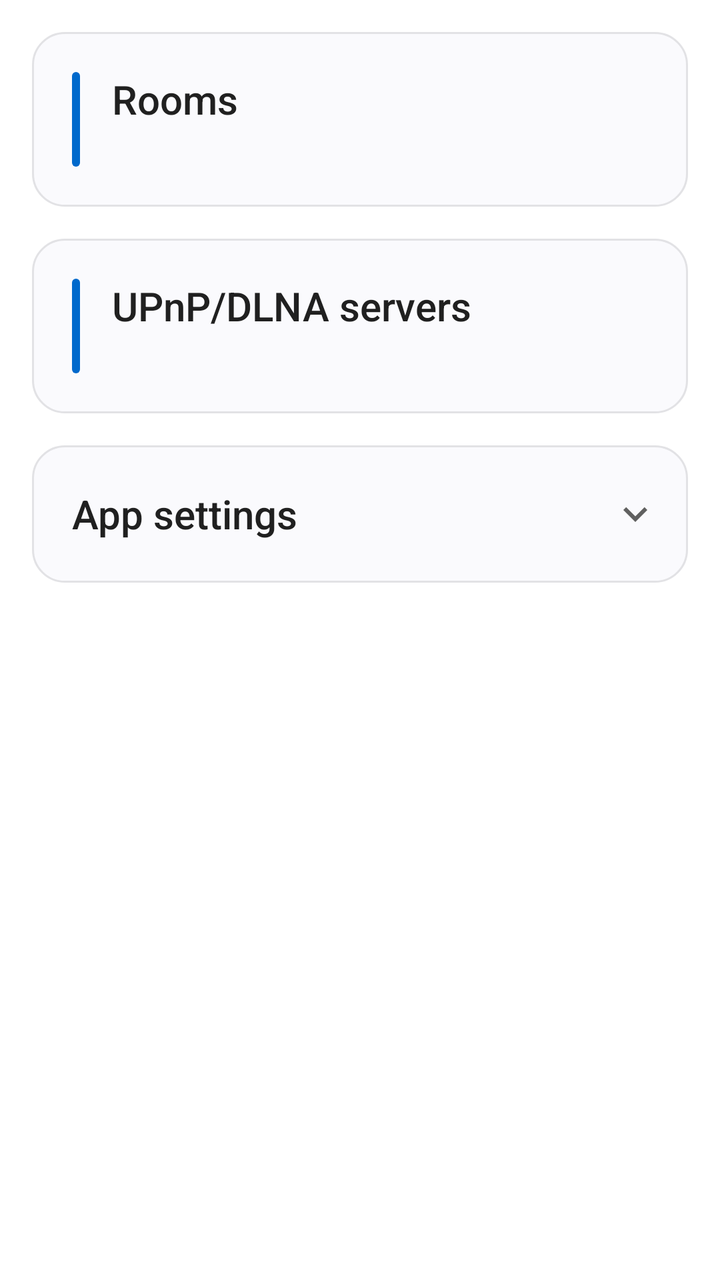
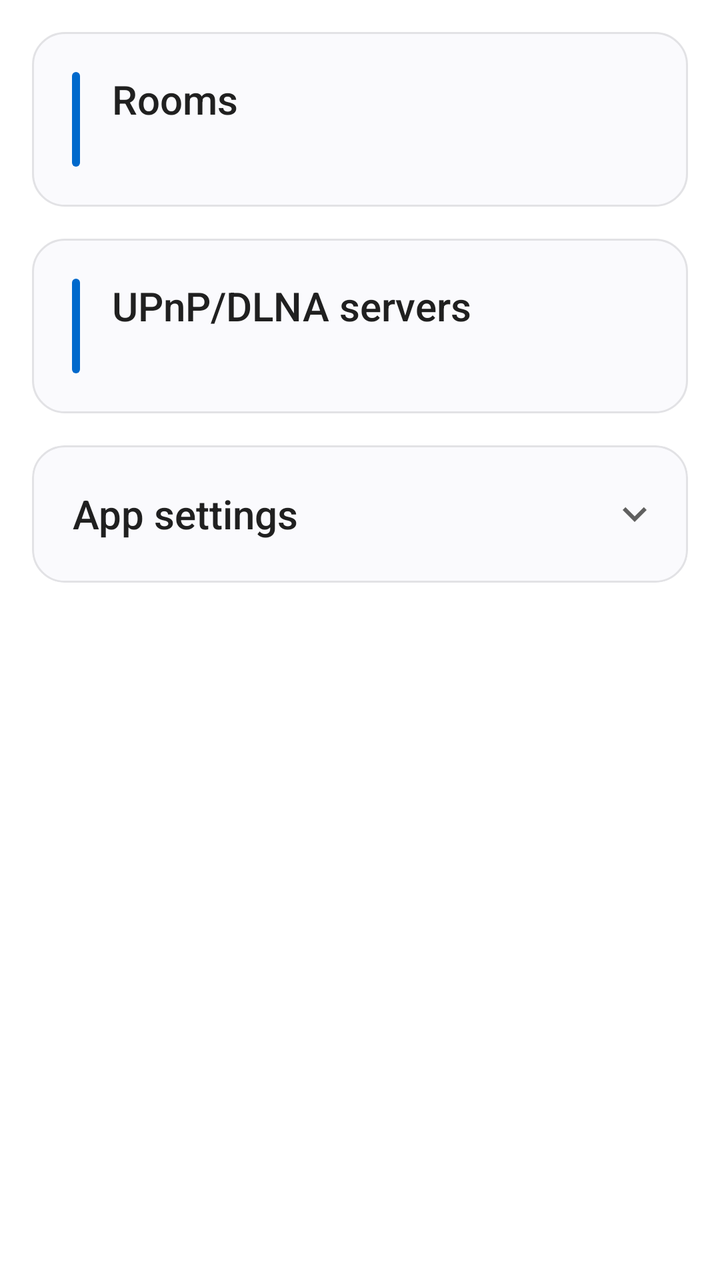

Before-and-after screenshots of an Android layout around one commit, followed by the original layout XML and the change that was made.
<!-- AndroidManifest.xml: application theme Theme.UpnpCast -->
<!-- res/layout/activity_main.xml -->
<?xml version="1.0" encoding="utf-8"?>
<LinearLayout xmlns:android="http://schemas.android.com/apk/res/android"
    android:layout_width="match_parent"
    android:layout_height="match_parent"
    android:fitsSystemWindows="true"
    android:orientation="vertical">

    <ScrollView
        android:layout_width="match_parent"
        android:layout_height="0dp"
        android:layout_weight="1"
        android:fillViewport="true">

    <LinearLayout
        android:layout_width="match_parent"
        android:layout_height="wrap_content"
        android:orientation="vertical"
        android:padding="16dp">

        
        <LinearLayout style="@style/Card">

            <LinearLayout
                android:layout_width="match_parent"
                android:layout_height="wrap_content"
                android:layout_marginEnd="-20dp"
                android:gravity="center_vertical"
                android:orientation="horizontal">

                <View
                    android:layout_width="4dp"
                    android:layout_height="match_parent"
                    android:background="@drawable/bar" />

                <LinearLayout
                    android:layout_width="0dp"
                    android:layout_height="wrap_content"
                    android:layout_marginStart="16dp"
                    android:layout_weight="1"
                    android:orientation="vertical">

                    <TextView
                        style="@style/Title"
                        android:text="@string/rooms" />

                    <TextView
                        android:id="@+id/rooms_summary"
                        style="@style/Summary" />
                </LinearLayout>

                
                <ImageView
                    android:id="@+id/room_settings"
                    android:layout_width="40dp"
                    android:layout_height="40dp"
                    android:layout_marginEnd="9dp"
                    android:background="?android:attr/selectableItemBackgroundBorderless"
                    android:contentDescription="@string/room_settings"
                    android:padding="8dp"
                    android:src="@drawable/ic_tune"
                    android:visibility="gone" />
            </LinearLayout>

            
            <LinearLayout
                android:id="@+id/rooms"
                android:layout_width="match_parent"
                android:layout_height="wrap_content"
                android:layout_marginTop="8dp"
                android:orientation="vertical"
                android:visibility="gone" />

            <TextView
                android:id="@+id/allow"
                style="@style/Button"
                android:layout_marginTop="20dp"
                android:text="@string/allow_lan"
                android:visibility="gone" />
        </LinearLayout>

        
        <LinearLayout
            android:id="@+id/favorites_card"
            style="@style/Card"
            android:layout_marginTop="16dp"
            android:visibility="gone">

            
            <LinearLayout
                android:id="@+id/favorites_header"
                android:layout_width="match_parent"
                android:layout_height="wrap_content"
                android:layout_marginTop="-10dp"
                android:layout_marginBottom="-10dp"
                android:background="?android:attr/selectableItemBackground"
                android:gravity="center_vertical"
                android:minHeight="48dp"
                android:orientation="horizontal">

                <TextView
                    style="@style/Title"
                    android:layout_width="0dp"
                    android:layout_weight="1"
                    android:text="@string/favorites" />

                
                <ImageView
                    android:layout_width="24dp"
                    android:layout_height="24dp"
                    android:layout_marginEnd="-8dp"
                    android:importantForAccessibility="no"
                    android:src="@drawable/ic_chevron" />
            </LinearLayout>
        </LinearLayout>

        
        <LinearLayout
            style="@style/Card"
            android:layout_marginTop="16dp">

            <LinearLayout
                android:layout_width="match_parent"
                android:layout_height="wrap_content"
                android:orientation="horizontal">

                <View
                    android:layout_width="4dp"
                    android:layout_height="match_parent"
                    android:background="@drawable/bar" />

                <LinearLayout
                    android:layout_width="match_parent"
                    android:layout_height="wrap_content"
                    android:layout_marginStart="16dp"
                    android:orientation="vertical">

                    <TextView
                        style="@style/Title"
                        android:text="@string/servers" />

                    <TextView
                        android:id="@+id/servers_summary"
                        style="@style/Summary" />
                </LinearLayout>
            </LinearLayout>

            <LinearLayout
                android:id="@+id/servers"
                android:layout_width="match_parent"
                android:layout_height="wrap_content"
                android:layout_marginTop="8dp"
                android:orientation="vertical"
                android:visibility="gone" />
        </LinearLayout>

        
        <LinearLayout
            style="@style/Card"
            android:layout_marginTop="16dp"
            android:animateLayoutChanges="true"
            android:clipToPadding="false">

            
            
            <LinearLayout
                android:id="@+id/settings_header"
                android:layout_width="match_parent"
                android:layout_height="wrap_content"
                android:layout_marginTop="-10dp"
                android:layout_marginBottom="-10dp"
                android:background="?android:attr/selectableItemBackground"
                android:gravity="center_vertical"
                android:minHeight="48dp"
                android:orientation="horizontal">

                <TextView
                    style="@style/Title"
                    android:layout_width="0dp"
                    android:layout_weight="1"
                    android:text="@string/app_settings" />

                
                <ImageView
                    android:id="@+id/settings_chevron"
                    android:layout_width="24dp"
                    android:layout_height="24dp"
                    android:layout_marginEnd="-6dp"
                    android:importantForAccessibility="no"
                    android:src="@drawable/ic_expand" />
            </LinearLayout>

            <LinearLayout
                android:id="@+id/settings_body"
                android:layout_width="match_parent"
                android:layout_height="wrap_content"
                android:orientation="vertical"
                android:visibility="gone">

                
                <TextView
                    style="@style/Label"
                    android:layout_marginTop="20dp"
                    android:text="@string/volume_step" />

                
                <LinearLayout
                    android:layout_width="match_parent"
                    android:layout_height="wrap_content"
                    android:layout_marginTop="-1dp"
                    android:layout_marginBottom="-11dp"
                    android:gravity="center_vertical"
                    android:orientation="horizontal">

                    <ImageView
                        android:layout_width="40dp"
                        android:layout_height="40dp"
                        android:layout_marginStart="-11dp"
                        android:importantForAccessibility="no"
                        android:padding="8dp"
                        android:src="@drawable/ic_volume" />

                    
                    <SeekBar
                        android:id="@+id/step"
                        android:layout_width="0dp"
                        android:layout_height="wrap_content"
                        android:layout_weight="1"
                        android:contentDescription="@string/volume_step"
                        android:max="9"
                        android:progressBackgroundTint="@color/text2"
                        android:progressTint="@color/accent"
                        android:thumbTint="@color/accent" />

                    <TextView
                        android:id="@+id/step_value"
                        android:layout_width="48dp"
                        android:layout_height="wrap_content"
                        android:gravity="center"
                        android:textColor="@color/text2"
                        android:textSize="15sp" />
                </LinearLayout>

                <Switch
                    android:id="@+id/group"
                    style="@style/Toggle"
                    android:text="@string/group_rooms" />

                <TextView
                    style="@style/Label"
                    android:layout_marginTop="20dp"
                    android:text="@string/quick_skip" />

                
                <LinearLayout
                    android:layout_width="match_parent"
                    android:layout_height="wrap_content"
                    android:layout_marginTop="-1dp"
                    android:layout_marginBottom="-11dp"
                    android:gravity="center_vertical"
                    android:orientation="horizontal">

                    <ImageView
                        android:layout_width="40dp"
                        android:layout_height="40dp"
                        android:layout_marginStart="-12dp"
                        android:importantForAccessibility="no"
                        android:padding="8dp"
                        android:src="@drawable/ic_skip_forward"
                        android:tint="@color/text2" />

                    
                    <SeekBar
                        android:id="@+id/skip"
                        android:layout_width="0dp"
                        android:layout_height="wrap_content"
                        android:layout_weight="1"
                        android:contentDescription="@string/quick_skip"
                        android:max="12"
                        android:progressBackgroundTint="@color/text2"
                        android:progressTint="@color/accent"
                        android:thumbTint="@color/accent" />

                    <TextView
                        android:id="@+id/skip_value"
                        android:layout_width="48dp"
                        android:layout_height="wrap_content"
                        android:gravity="center"
                        android:textColor="@color/text2"
                        android:textSize="15sp" />
                </LinearLayout>

                <TextView
                    style="@style/Label"
                    android:layout_marginTop="20dp"
                    android:text="@string/polling" />

                
                <LinearLayout
                    android:layout_width="match_parent"
                    android:layout_height="wrap_content"
                    android:layout_marginTop="-1dp"
                    android:layout_marginBottom="-11dp"
                    android:gravity="center_vertical"
                    android:orientation="horizontal">

                    <ImageView
                        android:layout_width="40dp"
                        android:layout_height="40dp"
                        android:layout_marginStart="-11dp"
                        android:importantForAccessibility="no"
                        android:padding="8dp"
                        android:src="@drawable/ic_timer" />

                    
                    <SeekBar
                        android:id="@+id/poll"
                        android:layout_width="0dp"
                        android:layout_height="wrap_content"
                        android:layout_weight="1"
                        android:contentDescription="@string/polling"
                        android:max="9"
                        android:progressBackgroundTint="@color/text2"
                        android:progressTint="@color/accent"
                        android:thumbTint="@color/accent" />

                    <TextView
                        android:id="@+id/poll_value"
                        android:layout_width="48dp"
                        android:layout_height="wrap_content"
                        android:gravity="center"
                        android:textColor="@color/text2"
                        android:textSize="15sp" />
                </LinearLayout>

                <TextView
                    style="@style/Label"
                    android:layout_marginTop="20dp"
                    android:text="@string/appearance" />

                <LinearLayout
                    android:layout_width="match_parent"
                    android:layout_height="wrap_content"
                    android:layout_marginTop="10dp"
                    android:orientation="horizontal">

                    <TextView
                        android:id="@+id/appearance_system"
                        style="@style/Segment"
                        android:text="@string/system_default" />

                    <TextView
                        android:id="@+id/appearance_light"
                        style="@style/Segment"
                        android:layout_marginHorizontal="8dp"
                        android:text="@string/light_mode" />

                    <TextView
                        android:id="@+id/appearance_dark"
                        style="@style/Segment"
                        android:text="@string/dark_mode" />
                </LinearLayout>
            </LinearLayout>
        </LinearLayout>

        
        <View
            android:layout_width="match_parent"
            android:layout_height="0dp"
            android:layout_weight="1" />

        <TextView
            android:id="@+id/copyright"
            android:layout_width="match_parent"
            android:layout_height="wrap_content"
            android:layout_marginTop="16dp"
            android:gravity="center_horizontal"
            android:textColor="@color/text2"
            android:textSize="15sp" />
    </LinearLayout>
    </ScrollView>

    <include layout="@layout/player" />
</LinearLayout>
<!-- res/layout/player.xml (included above) -->
<?xml version="1.0" encoding="utf-8"?>
<LinearLayout xmlns:android="http://schemas.android.com/apk/res/android"
    android:id="@+id/player"
    style="@style/Card"
    android:layout_marginHorizontal="16dp"
    android:layout_marginBottom="16dp"
    android:visibility="gone">

    <LinearLayout
        android:layout_width="match_parent"
        android:layout_height="wrap_content"
        android:gravity="center_vertical"
        android:orientation="horizontal">

        <ImageView
            android:id="@+id/player_art"
            android:layout_width="48dp"
            android:layout_height="48dp"
            android:background="@drawable/tile"
            android:clipToOutline="true"
            android:importantForAccessibility="no"
            android:scaleType="centerCrop" />

        <LinearLayout
            android:layout_width="0dp"
            android:layout_height="wrap_content"
            android:layout_marginHorizontal="16dp"
            android:layout_weight="1"
            android:orientation="vertical">

            
            <TextView
                android:id="@+id/player_title"
                android:layout_width="match_parent"
                android:layout_height="wrap_content"
                android:ellipsize="end"
                android:fadingEdgeLength="16dp"
                android:fontFamily="sans-serif-medium"
                android:maxLines="1"
                android:textColor="@color/text"
                android:textSize="17sp" />

            <TextView
                android:id="@+id/player_meta"
                android:layout_width="match_parent"
                android:layout_height="wrap_content"
                android:ellipsize="end"
                android:maxLines="1"
                android:textColor="@color/text2"
                android:textSize="14sp" />
        </LinearLayout>

        <ImageView
            android:id="@+id/player_toggle"
            android:layout_width="48dp"
            android:layout_height="48dp"
            android:background="@drawable/circle"
            android:clickable="true"
            android:contentDescription="@string/play"
            android:focusable="true"
            android:padding="12dp"
            android:src="@drawable/ic_play" />
    </LinearLayout>

    
    <LinearLayout
        android:layout_width="match_parent"
        android:layout_height="wrap_content"
        android:layout_marginTop="10dp"
        android:layout_marginBottom="-11dp"
        android:gravity="center_vertical"
        android:orientation="horizontal">

        <ImageView
            android:id="@+id/player_mute"
            android:layout_width="40dp"
            android:layout_height="40dp"
            android:layout_marginStart="-11dp"
            android:background="?android:attr/selectableItemBackgroundBorderless"
            android:contentDescription="@string/mute"
            android:padding="8dp"
            android:src="@drawable/ic_volume" />

        <SeekBar
            android:id="@+id/player_volume"
            android:layout_width="0dp"
            android:layout_height="wrap_content"
            android:layout_weight="1"
            android:contentDescription="@string/volume"
            android:max="100"
            android:progressBackgroundTint="@color/text2"
            android:progressTint="@color/accent"
            android:thumbTint="@color/accent" />

        
        <TextView
            android:id="@+id/player_level"
            android:layout_width="48dp"
            android:layout_height="wrap_content"
            android:gravity="center"
            android:textColor="@color/text2"
            android:textSize="15sp" />
    </LinearLayout>
</LinearLayout>
<!-- resources referenced by this layout -->
<resources>
  <color name="text">#FF202020</color>
  <string name="group_rooms">Group rooms</string>
  <string name="mute">Mute</string>
  <string name="play">Play</string>
  <string name="rooms">Rooms</string>
  <string name="volume">Volume</string>
  <style name="Segment">
          <item name="android:layout_width">0dp</item>
          <item name="android:layout_height">48dp</item> 
          <item name="android:layout_weight">1</item>
          <item name="android:background">@drawable/segment</item>
          <item name="android:foreground">?android:attr/selectableItemBackground</item>
          <item name="android:gravity">center</item>
          <item name="android:maxLines">1</item>
          <item name="android:paddingHorizontal">6dp</item>
          <item name="android:textColor">@color/text</item>
          <item name="android:textSize">14sp</item> 
      </style>
  <style name="Toggle">
          <item name="android:layout_width">match_parent</item>
          <item name="android:layout_height">wrap_content</item>
          <item name="android:layout_marginTop">7dp</item>
          <item name="android:layout_marginBottom">-13dp</item>
          <item name="android:fontFamily">sans-serif-medium</item>
          <item name="android:minHeight">48dp</item>
          <item name="android:showText">false</item>
          <item name="android:splitTrack">false</item>
          <item name="android:switchMinWidth">52dp</item>
          <item name="android:switchPadding">16dp</item>
          <item name="android:textColor">@color/text</item>
          <item name="android:textSize">16sp</item>
          <item name="android:thumb">@drawable/switch_thumb</item>
          <item name="android:track">@drawable/switch_track</item>
      </style>
  <!-- drawable switch_thumb (drawable) -->
  <selector xmlns:android="http://schemas.android.com/apk/res/android">
      <item android:state_checked="true">
          <layer-list>
              <item
                  android:width="26dp"
                  android:height="32dp">
                  <shape android:shape="rectangle">
                      <solid android:color="@android:color/transparent" />
                  </shape>
              </item>
              <item
                  android:width="22dp"
                  android:height="22dp"
                  android:gravity="center">
                  <shape android:shape="oval">
                      <solid android:color="@color/on_accent" />
                  </shape>
              </item>
          </layer-list>
      </item>
      <item>
          <layer-list>
              <item
                  android:width="26dp"
                  android:height="32dp">
                  <shape android:shape="rectangle">
                      <solid android:color="@android:color/transparent" />
                  </shape>
              </item>
              <item
                  android:width="16dp"
                  android:height="16dp"
                  android:gravity="center">
                  <shape android:shape="oval">
                      <solid android:color="@color/text2" />
                  </shape>
              </item>
          </layer-list>
      </item>
  </selector>
  <!-- drawable switch_track (drawable) -->
  <selector xmlns:android="http://schemas.android.com/apk/res/android">
      <item android:state_checked="true">
          <shape android:shape="rectangle">
              <solid android:color="@color/accent" />
              <corners android:radius="16dp" />
              <size
                  android:width="52dp"
                  android:height="32dp" />
          </shape>
      </item>
      <item>
          <shape android:shape="rectangle">
              <stroke
                  android:width="2dp"
                  android:color="@color/text2" />
              <corners android:radius="16dp" />
              <size
                  android:width="52dp"
                  android:height="32dp" />
          </shape>
      </item>
  </selector>
  <color name="bg">#FFFFFFFF</color>
  <color name="card">#FFFAFAFD</color>
  <color name="panel">#FFF0F0F3</color>
  <!-- unchanged entries left out for length: 37 -->
</resources>

<!-- the commit's change to res/layout/activity_main.xml (unified diff, before → after) -->
@@ -18,7 +18,9 @@
         android:padding="16dp">
 
         
-        <LinearLayout style="@style/Card">
+        <LinearLayout
+            style="@style/Card"
+            android:clipToPadding="false">
 
             <LinearLayout
                 android:layout_width="match_parent"
@@ -54,7 +56,7 @@
                     android:layout_width="40dp"
                     android:layout_height="40dp"
                     android:layout_marginEnd="9dp"
-                    android:background="?android:attr/selectableItemBackgroundBorderless"
+                    android:background="@drawable/control"
                     android:contentDescription="@string/room_settings"
                     android:padding="8dp"
                     android:src="@drawable/ic_tune"
@@ -83,6 +85,8 @@
             android:id="@+id/favorites_card"
             style="@style/Card"
             android:layout_marginTop="16dp"
+            android:clipToOutline="true"
+            android:clipToPadding="false"
             android:visibility="gone">
 
             
@@ -90,12 +94,15 @@
                 android:id="@+id/favorites_header"
                 android:layout_width="match_parent"
                 android:layout_height="wrap_content"
-                android:layout_marginTop="-10dp"
-                android:layout_marginBottom="-10dp"
+                android:layout_marginStart="-20dp"
+                android:layout_marginTop="-20dp"
+                android:layout_marginEnd="-20dp"
+                android:layout_marginBottom="-20dp"
                 android:background="?android:attr/selectableItemBackground"
                 android:gravity="center_vertical"
-                android:minHeight="48dp"
-                android:orientation="horizontal">
+                android:minHeight="68dp"
+                android:orientation="horizontal"
+                android:paddingHorizontal="20dp">
 
                 <TextView
                     style="@style/Title"
@@ -158,6 +165,7 @@
             style="@style/Card"
             android:layout_marginTop="16dp"
             android:animateLayoutChanges="true"
+            android:clipToOutline="true"
             android:clipToPadding="false">
 
             
@@ -166,12 +174,15 @@
                 android:id="@+id/settings_header"
                 android:layout_width="match_parent"
                 android:layout_height="wrap_content"
-                android:layout_marginTop="-10dp"
-                android:layout_marginBottom="-10dp"
+                android:layout_marginStart="-20dp"
+                android:layout_marginTop="-20dp"
+                android:layout_marginEnd="-20dp"
+                android:layout_marginBottom="-20dp"
                 android:background="?android:attr/selectableItemBackground"
                 android:gravity="center_vertical"
-                android:minHeight="48dp"
-                android:orientation="horizontal">
+                android:minHeight="68dp"
+                android:orientation="horizontal"
+                android:paddingHorizontal="20dp">
 
                 <TextView
                     style="@style/Title"
@@ -240,14 +251,9 @@
                         android:textSize="15sp" />
                 </LinearLayout>
 
-                <Switch
-                    android:id="@+id/group"
-                    style="@style/Toggle"
-                    android:text="@string/group_rooms" />
-
                 <TextView
                     style="@style/Label"
-                    android:layout_marginTop="20dp"
+                    android:layout_marginTop="28dp"
                     android:text="@string/quick_skip" />
 
                 
@@ -291,7 +297,7 @@
 
                 <TextView
                     style="@style/Label"
-                    android:layout_marginTop="20dp"
+                    android:layout_marginTop="28dp"
                     android:text="@string/polling" />
 
                 
@@ -334,7 +340,7 @@
 
                 <TextView
                     style="@style/Label"
-                    android:layout_marginTop="20dp"
+                    android:layout_marginTop="28dp"
                     android:text="@string/appearance" />
 
                 <LinearLayout
@@ -388,6 +394,8 @@
     style="@style/Card"
     android:layout_marginHorizontal="16dp"
     android:layout_marginBottom="16dp"
+    android:clipChildren="false"
+    android:clipToPadding="false"
     android:visibility="gone">
 
     <LinearLayout
@@ -460,7 +468,7 @@
             android:layout_width="40dp"
             android:layout_height="40dp"
             android:layout_marginStart="-11dp"
-            android:background="?android:attr/selectableItemBackgroundBorderless"
+            android:background="@drawable/control"
             android:contentDescription="@string/mute"
             android:padding="8dp"
             android:src="@drawable/ic_volume" />
<!-- resource entries referenced after the edit -->
@@ -1,7 +1,10 @@
 <!-- resources referenced by this layout -->
 <resources>
   <color name="text">#FF202020</color>
-  <string name="group_rooms">Group rooms</string>
+  <!-- drawable control (drawable) -->
+  <ripple xmlns:android="http://schemas.android.com/apk/res/android"
+      android:color="?android:attr/colorControlHighlight"
+      android:radius="20dp" />
   <string name="mute">Mute</string>
   <string name="play">Play</string>
   <string name="rooms">Rooms</string>
@@ -11,93 +14,23 @@
           <item name="android:layout_height">48dp</item> 
           <item name="android:layout_weight">1</item>
           <item name="android:background">@drawable/segment</item>
-          <item name="android:foreground">?android:attr/selectableItemBackground</item>
+          <item name="android:foreground">@drawable/press</item>
           <item name="android:gravity">center</item>
           <item name="android:maxLines">1</item>
           <item name="android:paddingHorizontal">6dp</item>
           <item name="android:textColor">@color/text</item>
           <item name="android:textSize">14sp</item> 
       </style>
-  <style name="Toggle">
-          <item name="android:layout_width">match_parent</item>
-          <item name="android:layout_height">wrap_content</item>
-          <item name="android:layout_marginTop">7dp</item>
-          <item name="android:layout_marginBottom">-13dp</item>
-          <item name="android:fontFamily">sans-serif-medium</item>
-          <item name="android:minHeight">48dp</item>
-          <item name="android:showText">false</item>
-          <item name="android:splitTrack">false</item>
-          <item name="android:switchMinWidth">52dp</item>
-          <item name="android:switchPadding">16dp</item>
-          <item name="android:textColor">@color/text</item>
-          <item name="android:textSize">16sp</item>
-          <item name="android:thumb">@drawable/switch_thumb</item>
-          <item name="android:track">@drawable/switch_track</item>
-      </style>
-  <!-- drawable switch_thumb (drawable) -->
-  <selector xmlns:android="http://schemas.android.com/apk/res/android">
-      <item android:state_checked="true">
-          <layer-list>
-              <item
-                  android:width="26dp"
-                  android:height="32dp">
-                  <shape android:shape="rectangle">
-                      <solid android:color="@android:color/transparent" />
-                  </shape>
-              </item>
-              <item
-                  android:width="22dp"
-                  android:height="22dp"
-                  android:gravity="center">
-                  <shape android:shape="oval">
-                      <solid android:color="@color/on_accent" />
-                  </shape>
-              </item>
-          </layer-list>
-      </item>
-      <item>
-          <layer-list>
-              <item
-                  android:width="26dp"
-                  android:height="32dp">
-                  <shape android:shape="rectangle">
-                      <solid android:color="@android:color/transparent" />
-                  </shape>
-              </item>
-              <item
-                  android:width="16dp"
-                  android:height="16dp"
-                  android:gravity="center">
-                  <shape android:shape="oval">
-                      <solid android:color="@color/text2" />
-                  </shape>
-              </item>
-          </layer-list>
-      </item>
-  </selector>
-  <!-- drawable switch_track (drawable) -->
-  <selector xmlns:android="http://schemas.android.com/apk/res/android">
-      <item android:state_checked="true">
+  <!-- drawable press (drawable) -->
+  <ripple xmlns:android="http://schemas.android.com/apk/res/android"
+      android:color="?android:attr/colorControlHighlight">
+      <item android:id="@android:id/mask">
           <shape android:shape="rectangle">
-              <solid android:color="@color/accent" />
+              <solid android:color="@android:color/white" />
               <corners android:radius="16dp" />
-              <size
-                  android:width="52dp"
-                  android:height="32dp" />
           </shape>
       </item>
-      <item>
-          <shape android:shape="rectangle">
-              <stroke
-                  android:width="2dp"
-                  android:color="@color/text2" />
-              <corners android:radius="16dp" />
-              <size
-                  android:width="52dp"
-                  android:height="32dp" />
-          </shape>
-      </item>
-  </selector>
+  </ripple>
   <color name="bg">#FFFFFFFF</color>
   <color name="card">#FFFAFAFD</color>
   <color name="panel">#FFF0F0F3</color>
